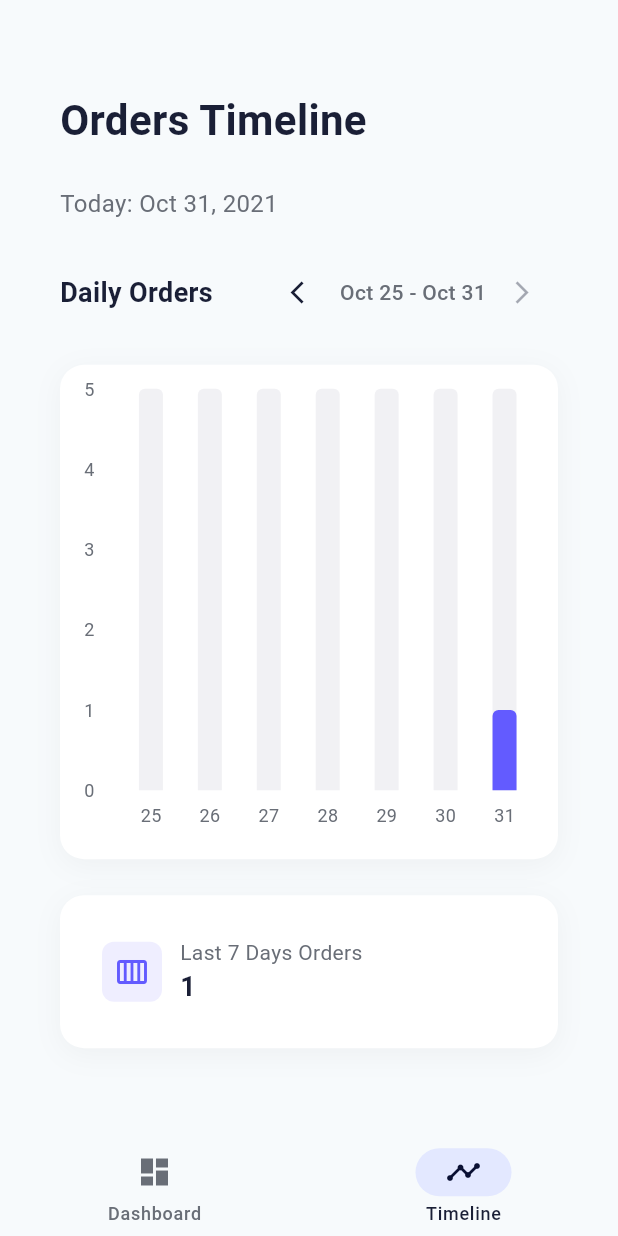
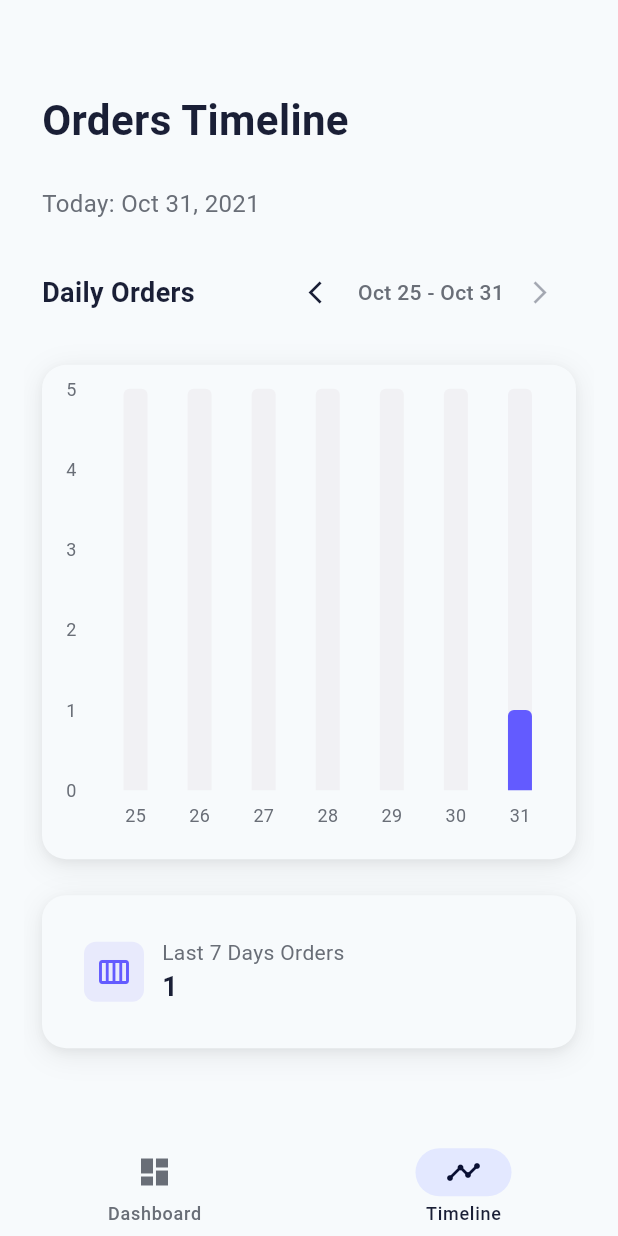
Before and after one commit to muhammadkh242/orders-explorer, a Flutter app: the screen it shows after launch, item 2 of the bottom bar chosen, on a phone screen of 412 x 824 dp. Run offline on Flutter 3.47's test engine with Material 3 defaults, Android fonts, the light colour scheme and no system bars; drawn by our look-alikes of fl_chart; our stand-ins replace flutter_riverpod, go_router, responsive_framework.

Commit message:
[enhance] app generic shadowed card

```diff
--- a/lib/base/presentation/widgets/shadowed_card.dart
+++ b/lib/base/presentation/widgets/shadowed_card.dart
@@ -10,18 +10,30 @@
 
   @override
   Widget build(BuildContext context) {
+    final colorScheme = Theme.of(context).colorScheme;
+
     return Container(
       padding: const EdgeInsets.all(16),
       decoration: BoxDecoration(
-        color: Colors.white,
+        color: colorScheme.surface,
         borderRadius: BorderRadius.circular(16),
         boxShadow: [
           BoxShadow(
-            color: Colors.black.withOpacity(0.04),
+            color: colorScheme.shadow.withOpacity(0.08),
             blurRadius: 16,
             offset: const Offset(0, 4),
           ),
+          // Subtle ambient shadow
+          BoxShadow(
+            color: colorScheme.shadow.withOpacity(0.04),
+            blurRadius: 4,
+            offset: const Offset(0, 2),
+          ),
         ],
+/*        border: Border.all(
+          color: colorScheme.outlineVariant,
+          width: 1,
+        ),*/
       ),
       child: child,
     );
--- a/lib/orders_management/presentation/screens/timeline_screen.dart
+++ b/lib/orders_management/presentation/screens/timeline_screen.dart
@@ -119,7 +119,7 @@
                             },
                           ),
                         ],
-                      ).paddingAll(24),
+                      ).paddingAll(12),
                     ),
             );
           },
```
